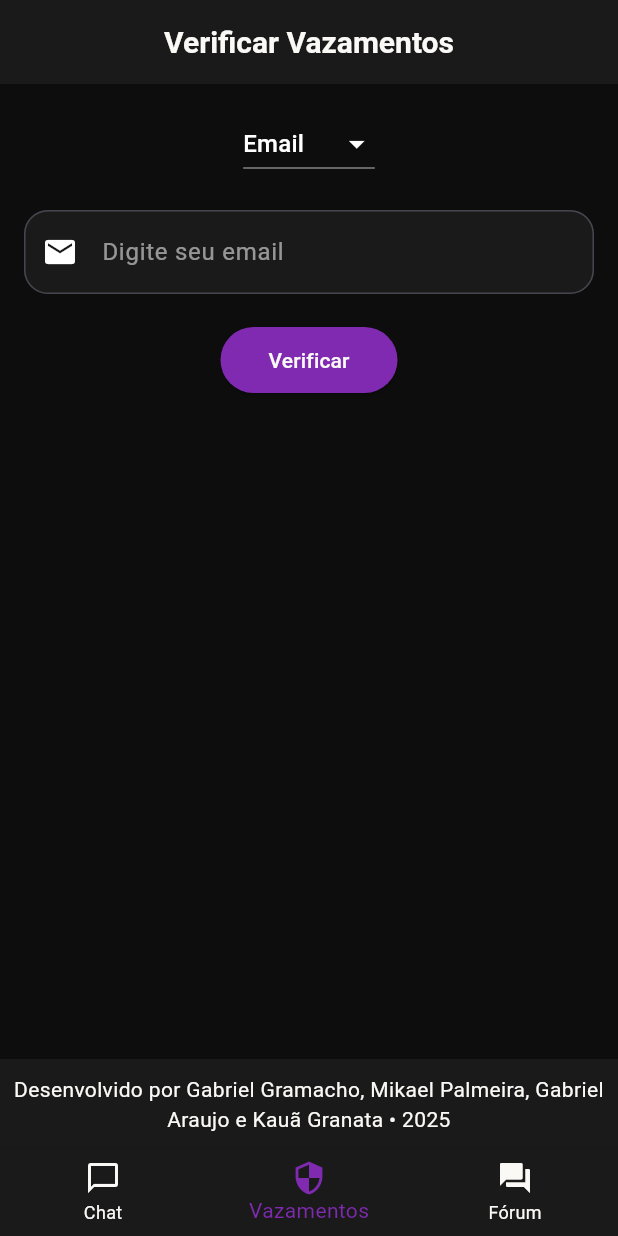
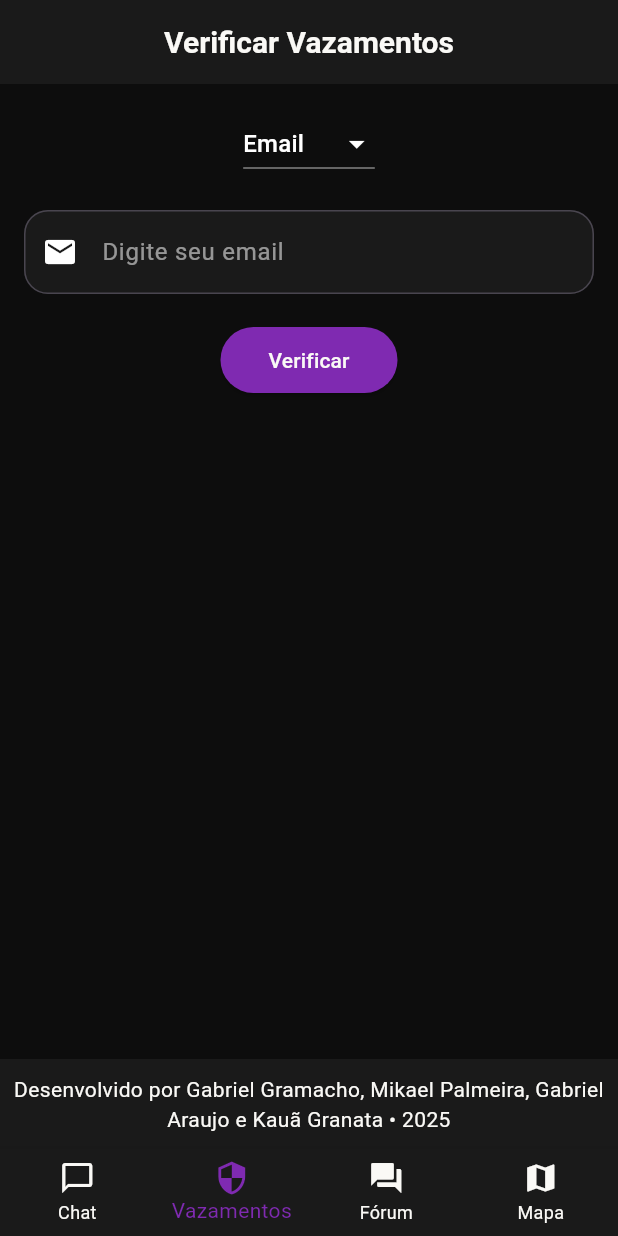
Before and after one commit to Lowpexay/chatbot_sec4you_dart_file_mode, a Flutter app: the screen it shows after launch, item 2 of the bottom bar chosen, on a phone screen of 412 x 824 dp. Run offline on Flutter 3.47's test engine with Material 3 defaults, Android fonts, the phone set to English and light mode, and no system bars; our stand-ins replace cloud_firestore, firebase_core, firebase_messaging, flutter_dotenv, flutter_local_notifications, flutter_map and 4 more; accounts and stored records are empty; statements that could not run were skipped.

Commit message:
adding map on the app

```diff
--- a/chatbot_sec4you/lib/main.dart
+++ b/chatbot_sec4you/lib/main.dart
@@ -3,12 +3,14 @@ import 'package:flutter_dotenv/flutter_dotenv.dart';
 import 'package:firebase_core/firebase_core.dart';
 import 'package:firebase_messaging/firebase_messaging.dart';
 import 'firebase_options.dart';
-import 'firebase_messaging_service.dart'; // <-- novo arquivo que você vai criar
+import 'firebase_messaging_service.dart';
 import 'chat_screen.dart';
 import 'leak_check_screen.dart';
 import 'local_data.dart';
 import 'boards_screen.dart';
 import 'board_screen.dart';
+import 'user_location_service.dart';
+import 'users_map_screen.dart';
 
 void main() async {
   WidgetsFlutterBinding.ensureInitialized();
@@ -17,7 +19,8 @@ void main() async {
   await Firebase.initializeApp(
     options: DefaultFirebaseOptions.currentPlatform,
   );
-  await FirebaseMessagingService.initialize(); // inicializa notificações
+  await FirebaseMessagingService.initialize();
+  await UserLocationService.saveUserLocation(); // <-- Salva localização ao abrir o app
   runApp(const Sec4YouApp());
 }
 
@@ -39,13 +42,18 @@ class Sec4YouApp extends StatelessWidget {
             fontSize: 20,
           ),
         ),
+        bottomNavigationBarTheme: const BottomNavigationBarThemeData(
+          backgroundColor: Color(0xFF1A1A1A),
+          selectedItemColor: Color(0xFF7F2AB1),
+          unselectedItemColor: Color(0xFFFAF9F6),
+          type: BottomNavigationBarType.fixed,
+        ),
       ),
       home: const MainNavigation(),
       debugShowCheckedModeBanner: false,
     );
   }
 }
-
 
 class MainNavigation extends StatefulWidget {
   const MainNavigation({super.key});
@@ -78,14 +86,12 @@ class _MainNavigationState extends State<MainNavigation> {
       ChatScreen(initialMessage: _autoMessage),
       LeakCheckerScreen(changeTab: _changeTab),
       BoardsScreen(),
+      UsersMapScreen(),
     ];
 
     return Scaffold(
       body: screens[_selectedIndex],
       bottomNavigationBar: BottomNavigationBar(
-        backgroundColor: const Color(0xFF1A1A1A),
-        selectedItemColor: const Color(0xFF7F2AB1),
-        unselectedItemColor: const Color(0xFFFAF9F6),
         currentIndex: _selectedIndex,
         onTap: _onTabTapped,
         items: const [
@@ -101,6 +107,10 @@ class _MainNavigationState extends State<MainNavigation> {
             icon: Icon(Icons.forum),
             label: 'Fórum',
           ),
+          BottomNavigationBarItem(
+            icon: Icon(Icons.map),
+            label: 'Mapa',
+          ),
         ],
       ),
     );
--- a/chatbot_sec4you/pubspec.yaml
+++ b/chatbot_sec4you/pubspec.yaml
@@ -42,6 +42,12 @@ dependencies:
   firebase_core: ^3.0.0
   firebase_messaging: ^15.0.0
   flutter_local_notifications: ^17.1.2
+  cloud_firestore: ^5.6.7
+  geolocator: ^11.0.0
+  flutter_map: ^6.1.0
+  geocoding: ^3.0.0
+  latlong2: ^0.9.0
+  uuid: ^4.3.3
 
 
 dev_dependencies:
```
Also changed, not shown: chatbot_sec4you/lib/local_user_id.dart (added, +14 -0 lines), chatbot_sec4you/lib/user_location_service.dart (added, +31 -0 lines), chatbot_sec4you/lib/users_map_screen.dart (added, +46 -0 lines), chatbot_sec4you/lib/boards_screen.dart (line endings or trailing spaces), chatbot_sec4you/pubspec.lock, 6 other files.
